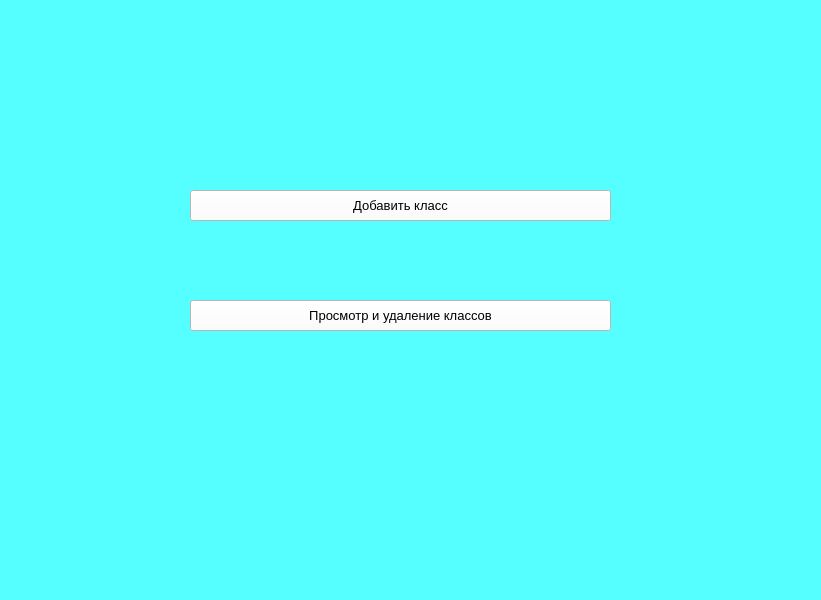
Above: frontend/classes_menu.ui from saaasssska/helper_by_school before the change. Below: the same form after it.
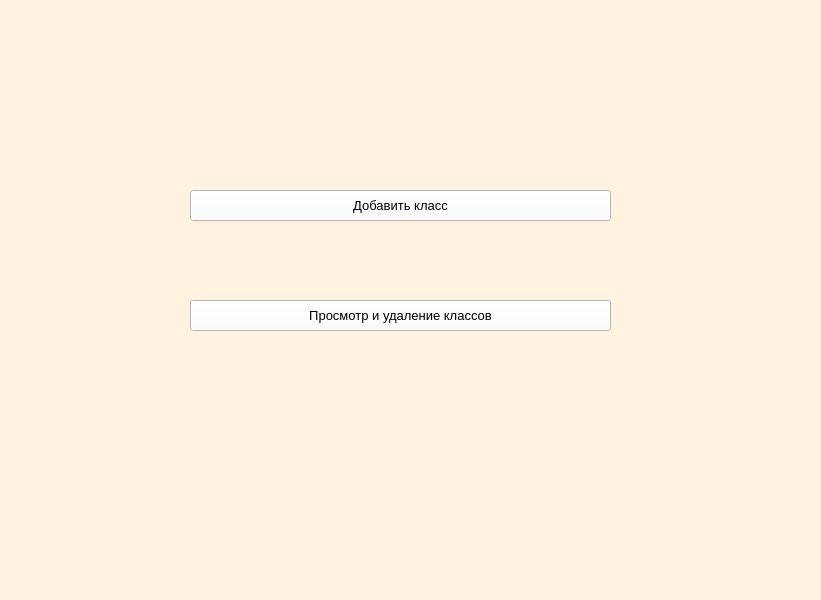
That is the form after the change. Icons and pictures are not drawn.

The edit to the form file:
```diff
--- a/frontend/classes_menu.ui
+++ b/frontend/classes_menu.ui
@@ -14,7 +14,7 @@
    <string>classes_menu</string>
   </property>
   <property name="styleSheet">
-   <string notr="true">background-color: rgb(85, 255, 255);</string>
+   <string notr="true">background-color: rgb(255, 242, 222);</string>
   </property>
   <widget class="QPushButton" name="push_add_Classes">
    <property name="geometry">
```
